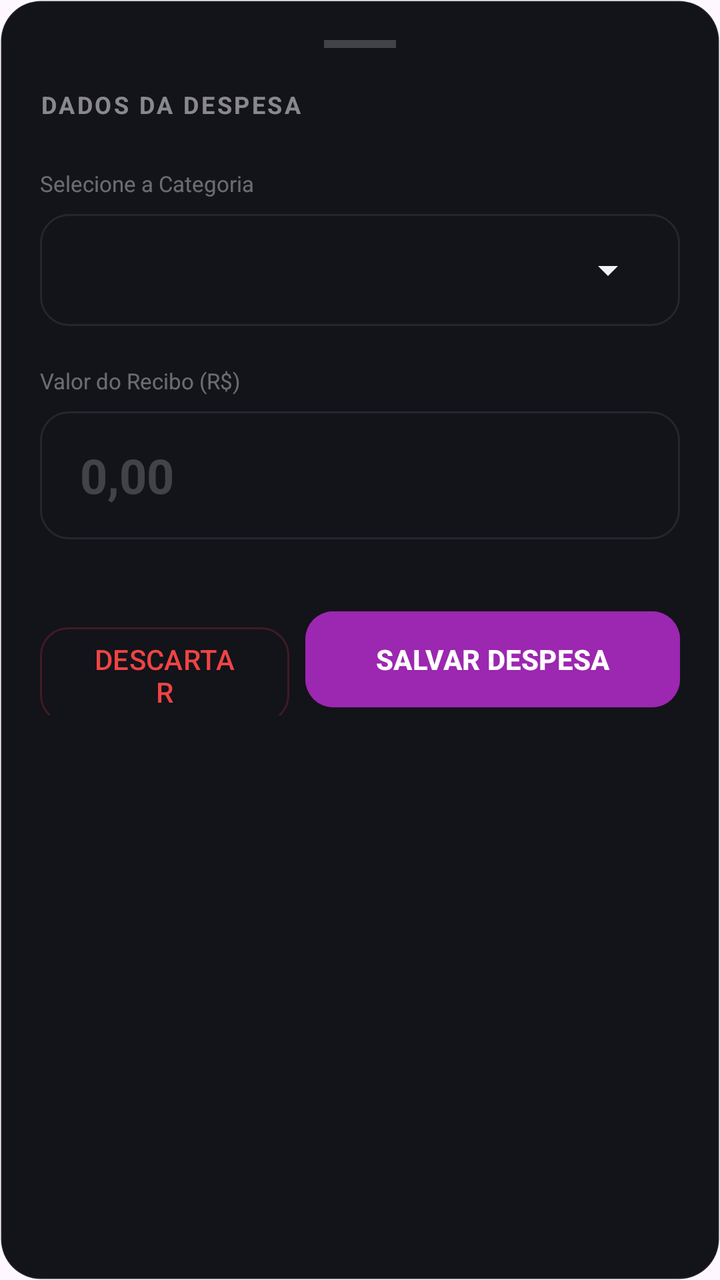
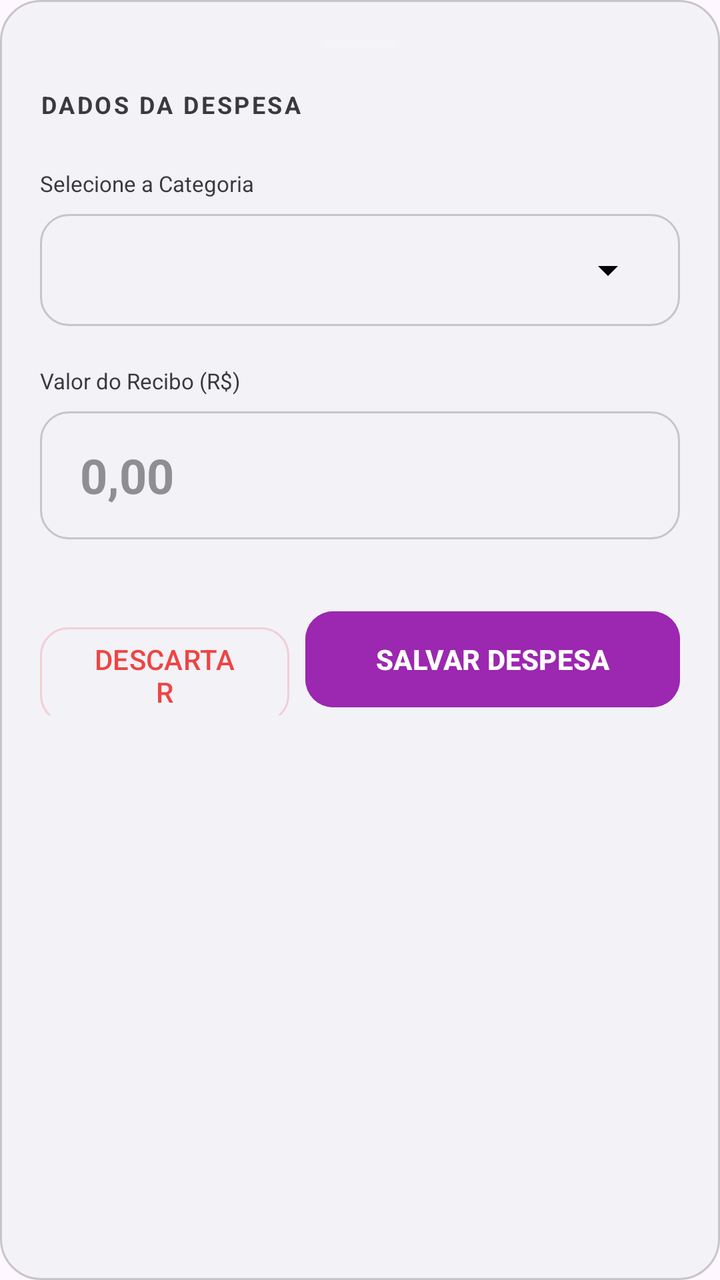

An Android layout rendered at two revisions. The XML below is the earlier revision; the diff shows what the commit changed to produce the second picture.
<!-- AndroidManifest.xml: application theme Theme.ControleKM -->
<!-- res/layout/layout_dialog_despesa.xml -->
<?xml version="1.0" encoding="utf-8"?>
<LinearLayout xmlns:android="http://schemas.android.com/apk/res/android"
    xmlns:app="http://schemas.android.com/apk/res-auto"
    android:layout_width="match_parent"
    android:layout_height="wrap_content"
    android:background="@drawable/bg_card_modern"
    android:orientation="vertical"
    android:padding="20dp"
    android:paddingBottom="32dp">

    <View
        android:layout_width="36dp"
        android:layout_height="4dp"
        android:layout_gravity="center_horizontal"
        android:background="#33FFFFFF"
        android:layout_marginBottom="20dp"/>

    <TextView
        android:layout_width="wrap_content"
        android:layout_height="wrap_content"
        android:text="DADOS DA DESPESA"
        android:textColor="#80FFFFFF"
        android:textSize="12sp"
        android:textStyle="bold"
        android:letterSpacing="0.1"
        android:layout_marginBottom="24dp"/>

    
    <TextView
        android:layout_width="wrap_content"
        android:layout_height="wrap_content"
        android:text="Selecione a Categoria"
        android:textColor="@color/text_muted"
        android:textSize="11sp"
        android:layout_marginBottom="8dp"/>

    <FrameLayout
        android:layout_width="match_parent"
        android:layout_height="56dp"
        android:background="@drawable/bg_button_modern"
        android:paddingHorizontal="12dp"
        android:layout_marginBottom="20dp">
        <Spinner
            android:id="@+id/spinnerCategoria"
            android:layout_width="match_parent"
            android:layout_height="match_parent"
            android:backgroundTint="@color/text_main" />
    </FrameLayout>

    
    <TextView
        android:layout_width="wrap_content"
        android:layout_height="wrap_content"
        android:text="Valor do Recibo (R$)"
        android:textColor="@color/text_muted"
        android:textSize="11sp"
        android:layout_marginBottom="8dp"/>

    <EditText
        android:id="@+id/inputValorDespesa"
        android:layout_width="match_parent"
        android:layout_height="64dp"
        android:background="@drawable/bg_button_modern"
        android:hint="0,00"
        android:inputType="numberDecimal"
        android:paddingHorizontal="20dp"
        android:textColor="#FFFFFF"
        android:textSize="24sp"
        android:textStyle="bold"
        android:textColorHint="#33FFFFFF"
        android:layout_marginBottom="32dp"/>

    <LinearLayout
        android:layout_width="match_parent"
        android:layout_height="wrap_content"
        android:orientation="horizontal">

        <Button
            android:id="@+id/btnCancelarDespesa"
            android:layout_width="0dp"
            android:layout_height="56dp"
            android:layout_weight="1"
            android:text="DESCARTAR"
            android:backgroundTint="@android:color/transparent"
            android:textColor="#EF4444"
            app:strokeColor="#33EF4444"
            app:strokeWidth="1dp"
            android:layout_marginEnd="8dp"
            app:cornerRadius="14dp"/>

        <Button
            android:id="@+id/btnConfirmarDespesa"
            android:layout_width="0dp"
            android:layout_height="56dp"
            android:layout_weight="1.5"
            android:text="SALVAR DESPESA"
            android:backgroundTint="#9C27B0"
            android:textColor="#FFFFFF"
            android:textStyle="bold"
            app:cornerRadius="14dp"/>
    </LinearLayout>
</LinearLayout>
<!-- resources referenced by this layout -->
<resources>
  <color name="text_main">#F0F0F5</color>
  <color name="text_muted">#66F0F0F5</color>
  <!-- drawable bg_button_modern (drawable) -->
  <?xml version="1.0" encoding="utf-8"?>
  <ripple xmlns:android="http://schemas.android.com/apk/res/android"
      android:color="#20FFFFFF">
      <item>
          <shape android:shape="rectangle">
              <solid android:color="@color/surface" />
              <corners android:radius="14dp" />
              <stroke android:width="1dp" android:color="@color/border_color" />
          </shape>
      </item>
  </ripple>
  <!-- drawable bg_card_modern (drawable) -->
  <?xml version="1.0" encoding="utf-8"?>
  <shape xmlns:android="http://schemas.android.com/apk/res/android">
      <solid android:color="@color/surface" />
      <corners android:radius="20dp" />
      <stroke android:width="1dp" android:color="@color/border_color" />
  </shape>
  <style name="Theme.ControleKM" parent="Base.Theme.ControleKM">
          <item name="bottomSheetDialogTheme">@style/CustomBottomSheetDialog</item>
      </style>
  <color name="surface">#13131A</color>
  <color name="border_color">#14FFFFFF</color>
  <style name="Base.Theme.ControleKM" parent="Theme.Material3.DayNight.NoActionBar">
          
          
      </style>
  <style name="CustomBottomSheetDialog" parent="Theme.Design.Light.BottomSheetDialog">
          <item name="bottomSheetStyle">@style/CustomBottomSheetStyle</item>
      </style>
  <style name="CustomBottomSheetStyle" parent="Widget.Design.BottomSheet.Modal">
          <item name="android:background">@android:color/transparent</item>
      </style>
</resources>

<!-- the commit's change to res/layout/layout_dialog_despesa.xml (unified diff, before → after) -->
@@ -16,10 +16,11 @@
         android:layout_marginBottom="20dp"/>
 
     <TextView
+        android:id="@+id/txtTituloDespesa"
         android:layout_width="wrap_content"
         android:layout_height="wrap_content"
         android:text="DADOS DA DESPESA"
-        android:textColor="#80FFFFFF"
+        android:textColor="@color/text_muted"
         android:textSize="12sp"
         android:textStyle="bold"
         android:letterSpacing="0.1"
@@ -27,6 +28,7 @@
 
     
     <TextView
+        android:id="@+id/txtLabelCategoria"
         android:layout_width="wrap_content"
         android:layout_height="wrap_content"
         android:text="Selecione a Categoria"
@@ -35,6 +37,7 @@
         android:layout_marginBottom="8dp"/>
 
     <FrameLayout
+        android:id="@+id/containerSpinnerCategoria"
         android:layout_width="match_parent"
         android:layout_height="56dp"
         android:background="@drawable/bg_button_modern"
@@ -49,6 +52,7 @@
 
     
     <TextView
+        android:id="@+id/txtLabelValor"
         android:layout_width="wrap_content"
         android:layout_height="wrap_content"
         android:text="Valor do Recibo (R$)"
@@ -64,10 +68,10 @@
         android:hint="0,00"
         android:inputType="numberDecimal"
         android:paddingHorizontal="20dp"
-        android:textColor="#FFFFFF"
+        android:textColor="@color/text_main"
         android:textSize="24sp"
         android:textStyle="bold"
-        android:textColorHint="#33FFFFFF"
+        android:textColorHint="@color/text_hint"
         android:layout_marginBottom="32dp"/>
 
     <LinearLayout
<!-- resource entries referenced after the edit -->
@@ -1,7 +1,8 @@
 <!-- resources referenced by this layout -->
 <resources>
-  <color name="text_main">#F0F0F5</color>
-  <color name="text_muted">#66F0F0F5</color>
+  <color name="text_hint">#8E8E93</color>
+  <color name="text_main">#000000</color>
+  <color name="text_muted">#3A3A3C</color>
   <!-- drawable bg_button_modern (drawable) -->
   <?xml version="1.0" encoding="utf-8"?>
   <ripple xmlns:android="http://schemas.android.com/apk/res/android"
@@ -24,8 +25,8 @@
   <style name="Theme.ControleKM" parent="Base.Theme.ControleKM">
           <item name="bottomSheetDialogTheme">@style/CustomBottomSheetDialog</item>
       </style>
-  <color name="surface">#13131A</color>
-  <color name="border_color">#14FFFFFF</color>
+  <color name="surface">#F2F2F7</color>
+  <color name="border_color">#C6C6C8</color>
   <style name="Base.Theme.ControleKM" parent="Theme.Material3.DayNight.NoActionBar">
           
           
